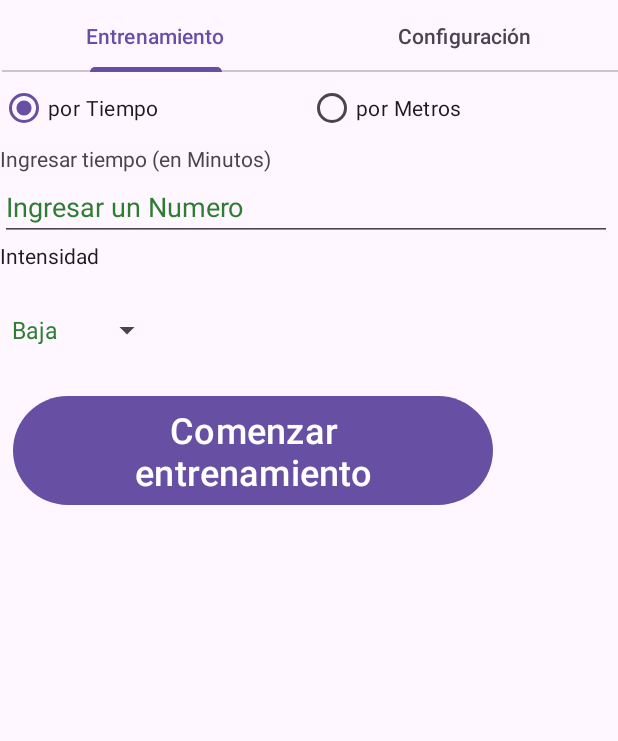
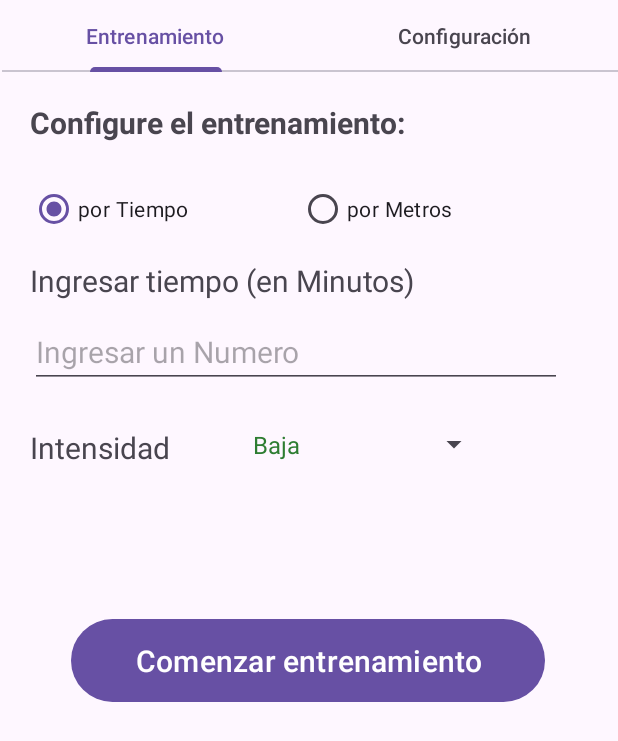
Before and after one commit to Facundojimenez/biciSmartAndroid, an Android app: the PreTrainingActivity screen opened directly, with no data from a screen before it, on a phone screen of 412 x 824 dp. Shown: the top 741 px of the screen. Run offline under Robolectric (Android 15) with nearby library versions, the phone set to English and light mode, and no system bars; 4 statements that could not run were skipped.

Commit message:
feat: mejoras esteticas en paginas de setup de training y media

```diff
--- a/app/src/main/java/com/example/bicismart/MainActivity.java
+++ b/app/src/main/java/com/example/bicismart/MainActivity.java
@@ -31,7 +31,6 @@ public class MainActivity extends AppCompatActivity
 
     public void goToPreTrainingScreen(View view)
     {
-        System.out.println("PRueba de clcikkkkkkkkkkkkk");
         Intent intent = new Intent(this, BluetoothActivity.class);
         startActivity(intent);
     }
--- a/app/src/main/res/layout/tr_activity_pre_training.xml
+++ b/app/src/main/res/layout/tr_activity_pre_training.xml
@@ -40,8 +40,8 @@
 
         <androidx.viewpager2.widget.ViewPager2
             android:id="@+id/viewPager2"
-            android:layout_width="408dp"
-            android:layout_height="794dp" />
+            android:layout_width="match_parent"
+            android:layout_height="match_parent" />
 
     </LinearLayout>
 
--- a/app/src/main/res/layout/tr_fragment_media_setup.xml
+++ b/app/src/main/res/layout/tr_fragment_media_setup.xml
@@ -9,25 +9,34 @@
     <LinearLayout
         android:layout_width="match_parent"
         android:layout_height="match_parent"
-        android:orientation="vertical">
+        android:orientation="vertical"
+        android:padding="20dp">
+
+        <TextView
+            android:id="@+id/textView5"
+            android:layout_width="match_parent"
+            android:layout_height="wrap_content"
+            android:text="Configure las opciones multimedia: "
+            android:textSize="20sp"
+            android:textStyle="bold" />
 
         <TableLayout
             android:id="@+id/tableLayout"
             android:layout_width="match_parent"
-            android:layout_height="578dp"
+            android:layout_height="207dp"
             android:gravity="center_horizontal|center_vertical">
 
             <TableRow
                 android:layout_width="match_parent"
                 android:layout_height="match_parent"
-                android:padding="15dp">
+                android:padding="0dp">
 
                 <TextView
                     android:id="@+id/textView2"
                     android:layout_width="wrap_content"
                     android:layout_height="wrap_content"
                     android:text="Cambiar música dinámica"
-                    android:textColor="?android:attr/textColorPrimary"/>
+                    android:textSize="18sp" />
 
                 <Switch
                     android:id="@+id/switch_music"
@@ -41,14 +50,15 @@
             <TableRow
                 android:layout_width="match_parent"
                 android:layout_height="match_parent"
-                android:padding="15dp">
+                android:padding="0dp">
 
                 <TextView
                     android:id="@+id/textView3"
-                    android:layout_width="wrap_content"
-                    android:layout_height="wrap_content"
+                    android:layout_width="292dp"
+                    android:layout_height="65dp"
+                    android:padding="0dp"
                     android:text="Controlar entrenamiento con sensores"
-                    android:textColor="?android:attr/textColorPrimary"/>
+                    android:textSize="18sp" />
 
                 <Switch
                     android:id="@+id/switch_sensor"
@@ -60,16 +70,16 @@
             </TableRow>
 
             <TableRow
-                android:layout_width="match_parent"
-                android:layout_height="match_parent"
-                android:padding="15dp">
+                android:layout_width="323dp"
+                android:layout_height="wrap_content"
+                android:padding="0dp">
 
                 <TextView
                     android:id="@+id/textView4"
-                    android:layout_width="wrap_content"
-                    android:layout_height="wrap_content"
+                    android:layout_width="210dp"
+                    android:layout_height="36dp"
                     android:text="Habilitar buzzer"
-                    android:textColor="?android:attr/textColorPrimary"/>
+                    android:textSize="18sp" />
 
                 <Switch
                     android:id="@+id/switch_buzzer"
@@ -84,11 +94,12 @@
 
         <Button
             android:id="@+id/btn_save"
-            android:layout_width="115dp"
+            android:layout_width="152dp"
             android:layout_height="55dp"
             android:layout_gravity="center_horizontal"
             android:text="Guardar"
-            android:textAlignment="center" />
+            android:textAlignment="center"
+            android:textSize="20dp" />
 
     </LinearLayout>
 
--- a/app/src/main/res/layout/tr_fragment_training_setup.xml
+++ b/app/src/main/res/layout/tr_fragment_training_setup.xml
@@ -1,16 +1,36 @@
 <?xml version="1.0" encoding="utf-8"?>
-<FrameLayout xmlns:android="http://schemas.android.com/apk/res/android"
+<androidx.constraintlayout.widget.ConstraintLayout xmlns:android="http://schemas.android.com/apk/res/android"
     xmlns:app="http://schemas.android.com/apk/res-auto"
     xmlns:tools="http://schemas.android.com/tools"
     android:layout_width="match_parent"
     android:layout_height="match_parent"
+    android:padding="20dp"
     tools:context=".TrainingSetupFragment">
 
-    <LinearLayout
+    <TextView
+        android:id="@+id/textView5"
+        android:layout_width="match_parent"
+        android:layout_height="wrap_content"
+        android:text="Configure el entrenamiento: "
+        android:textSize="20sp"
+        android:textStyle="bold"
+        app:layout_constraintEnd_toEndOf="parent"
+        app:layout_constraintTop_toTopOf="parent" />
+
+    <TableLayout
+        android:id="@+id/tableLayout2"
+        android:layout_width="369dp"
+        android:layout_height="265dp"
+        android:layout_marginTop="20dp"
+        app:layout_constraintEnd_toEndOf="parent"
+        app:layout_constraintHorizontal_bias="0.0"
+        app:layout_constraintStart_toStartOf="parent"
+        app:layout_constraintTop_toBottomOf="@+id/textView5">
+
+        <TableRow
             android:layout_width="match_parent"
             android:layout_height="match_parent"
-        android:orientation="vertical"
-        tools:ignore="UselessParent">
+            android:layout_marginBottom="10dp">
 
             <RadioGroup
                 android:id="@+id/radioGroup"
@@ -21,24 +41,38 @@
 
                 <RadioButton
                     android:id="@+id/btn_tiempo"
-                android:layout_width="205dp"
+                    android:layout_width="179dp"
                     android:layout_height="wrap_content"
                     android:checked="true"
                     android:text="por Tiempo" />
 
                 <RadioButton
                     android:id="@+id/btn_metros"
-                android:layout_width="205dp"
+                    android:layout_width="175dp"
                     android:layout_height="wrap_content"
                     android:text="por Metros" />
 
             </RadioGroup>
+        </TableRow>
+
+        <TableRow
+            android:layout_width="match_parent"
+            android:layout_height="match_parent"
+            android:layout_marginBottom="10dp">
 
             <TextView
                 android:id="@+id/tvEntrenamiento"
                 android:layout_width="match_parent"
                 android:layout_height="wrap_content"
-            android:text="Ingresar tiempo (en Minutos)" />
+                android:ems="10"
+                android:text="Ingresar tiempo (en Minutos)"
+                android:textSize="20sp" />
+        </TableRow>
+
+        <TableRow
+            android:layout_width="match_parent"
+            android:layout_height="match_parent"
+            android:layout_marginBottom="10dp">
 
             <EditText
                 android:id="@+id/et_parametro_Entrenamiento"
@@ -48,34 +82,56 @@
                 android:hint="Ingresar un Numero"
                 android:importantForAutofill="no"
                 android:inputType="number"
-            android:textColorHint="#2E7D32"
+                android:textSize="20sp"
                 tools:ignore="TouchTargetSizeCheck,VisualLintBounds" />
+        </TableRow>
+
+        <TableRow
+            android:layout_width="match_parent"
+            android:layout_height="match_parent"
+            android:layout_marginBottom="20px">
+
+            <androidx.constraintlayout.widget.ConstraintLayout
+                android:layout_width="match_parent"
+                android:layout_height="match_parent">
 
                 <TextView
                     android:id="@+id/tvIntensidad"
-            android:layout_width="match_parent"
-            android:layout_height="wrap_content"
+                    android:layout_width="140dp"
+                    android:layout_height="28dp"
+                    android:layout_marginTop="16dp"
                     android:text="Intensidad"
-            android:textColor="?android:attr/textColorPrimary"/>
+                    android:textSize="20sp"
+                    app:layout_constraintStart_toStartOf="parent"
+                    app:layout_constraintTop_toTopOf="parent" />
 
                 <Spinner
                     android:id="@+id/spinner_Intensidad"
-            android:layout_width="wrap_content"
-            android:layout_height="wrap_content"
-            android:minHeight="80dp" />
+                    android:layout_width="166dp"
+                    android:layout_height="47dp"
+                    android:layout_marginTop="4dp"
+                    android:layout_marginEnd="48dp"
+                    android:minHeight="80dp"
+                    app:layout_constraintEnd_toEndOf="parent"
+                    app:layout_constraintTop_toTopOf="parent" />
+            </androidx.constraintlayout.widget.ConstraintLayout>
+
+        </TableRow>
+
+    </TableLayout>
 
     <Button
         android:id="@+id/btn_start"
-            android:layout_width="wrap_content"
-            android:layout_height="wrap_content"
+        android:layout_width="316dp"
+        android:layout_height="63dp"
         android:layout_gravity="center_horizontal"
-            android:layout_marginEnd="35dp"
-            android:layout_marginBottom="96dp"
-            android:gravity="center_horizontal"
+        android:layout_marginTop="28dp"
         android:text="Comenzar entrenamiento"
         android:textAlignment="center"
-            android:textSize="24sp" />
+        android:textSize="20sp"
+        app:layout_constraintEnd_toEndOf="parent"
+        app:layout_constraintHorizontal_bias="0.49"
+        app:layout_constraintStart_toStartOf="parent"
+        app:layout_constraintTop_toBottomOf="@+id/tableLayout2" />
 
-    </LinearLayout>
-
-</FrameLayout>
+</androidx.constraintlayout.widget.ConstraintLayout>
```
Lines whose indentation alone changed are shown as unchanged.
